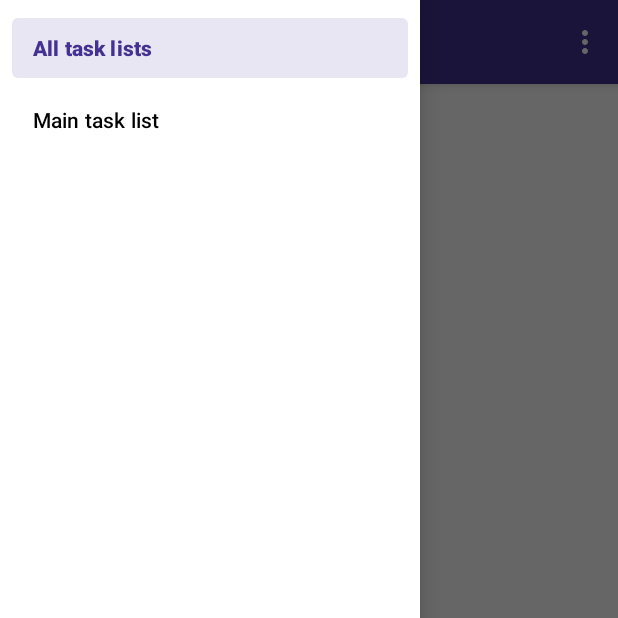
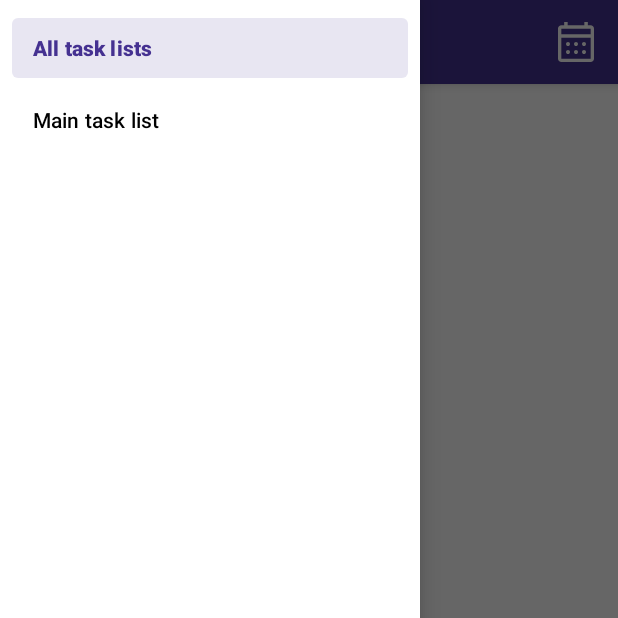
Before and after one commit to miskyy7507/nexttasks, an Android app: the screen it shows after launch (MainActivity), with the side drawer open, on a phone screen of 412 x 824 dp, the top half of it. Run offline under Robolectric (Android 15) with nearby library versions, the phone set to English and light mode, and no system bars; our stand-ins replace Room's generated code, navigation-ui.

Commit message:
Add toggle in app bar to switch between task list view and calendar view

```diff
--- /dev/null
+++ b/app/src/main/res/drawable/calendar_month_40dp.xml
@@ -0,0 +1,9 @@
+<vector xmlns:android="http://schemas.android.com/apk/res/android"
+    android:width="40dp"
+    android:height="40dp"
+    android:viewportWidth="960"
+    android:viewportHeight="960">
+  <path
+      android:pathData="M186.67,880q-27,0 -46.84,-19.83Q120,840.33 120,813.33v-600q0,-27 19.83,-46.83 19.84,-19.83 46.84,-19.83h56.66L243.33,80h70v66.67h333.34L646.67,80h70v66.67h56.66q27,0 46.84,19.83Q840,186.33 840,213.33v600q0,27 -19.83,46.84Q800.33,880 773.33,880L186.67,880ZM186.67,813.33h586.66v-420L186.67,393.33v420ZM186.67,326.67h586.66v-113.34L186.67,213.33v113.34ZM186.67,326.67v-113.34,113.34ZM480,560q-17,0 -28.5,-11.5T440,520q0,-17 11.5,-28.5T480,480q17,0 28.5,11.5T520,520q0,17 -11.5,28.5T480,560ZM320,560q-17,0 -28.5,-11.5T280,520q0,-17 11.5,-28.5T320,480q17,0 28.5,11.5T360,520q0,17 -11.5,28.5T320,560ZM640,560q-17,0 -28.5,-11.5T600,520q0,-17 11.5,-28.5T640,480q17,0 28.5,11.5T680,520q0,17 -11.5,28.5T640,560ZM480,720q-17,0 -28.5,-11.5T440,680q0,-17 11.5,-28.5T480,640q17,0 28.5,11.5T520,680q0,17 -11.5,28.5T480,720ZM320,720q-17,0 -28.5,-11.5T280,680q0,-17 11.5,-28.5T320,640q17,0 28.5,11.5T360,680q0,17 -11.5,28.5T320,720ZM640,720q-17,0 -28.5,-11.5T600,680q0,-17 11.5,-28.5T640,640q17,0 28.5,11.5T680,680q0,17 -11.5,28.5T640,720Z"
+      android:fillColor="#ffffff"/>
+</vector>
--- /dev/null
+++ b/app/src/main/res/drawable/checklist_40dp.xml
@@ -0,0 +1,9 @@
+<vector xmlns:android="http://schemas.android.com/apk/res/android"
+    android:width="40dp"
+    android:height="40dp"
+    android:viewportWidth="960"
+    android:viewportHeight="960">
+  <path
+      android:pathData="m222,750.67 l-142,-142L126.67,562l95,94.33 176,-176L444.33,528 222,750.67ZM222,430.67 L80,288.67L126.67,242l95,94.33 176,-176L444.33,208 222,430.67ZM520,673.33v-66.66h360v66.66L520,673.33ZM520,353.33v-66.66h360v66.66L520,353.33Z"
+      android:fillColor="#FFFFFF"/>
+</vector>
--- a/app/src/main/res/menu/main.xml
+++ b/app/src/main/res/menu/main.xml
@@ -2,8 +2,8 @@
 <menu xmlns:android="http://schemas.android.com/apk/res/android"
     xmlns:app="http://schemas.android.com/apk/res-auto">
     <item
-        android:id="@+id/action_settings"
-        android:orderInCategory="100"
-        android:title="@string/action_settings"
-        app:showAsAction="never" />
+        android:id="@+id/action_calendar_view_toggle"
+        android:icon="@drawable/calendar_month_40dp"
+        android:title="@string/calendar_view"
+        app:showAsAction="always" />
 </menu>
--- a/app/src/main/res/values/strings.xml
+++ b/app/src/main/res/values/strings.xml
@@ -63,4 +63,8 @@
     <string name="text_line_separator" translatable="false">·</string>
     <string name="task_name_view_template" translatable="false">[%1$s]</string>
     <string name="date_and_time_task_list_template" translatable="false">%1$s, %2$s</string>
+    <string name="calendar_view">Calendar View</string>
+    <!-- TODO: Remove or change this placeholder text -->
+    <string name="hello_blank_fragment">Hello blank fragment</string>
+    <string name="task_list_view">Task list view</string>
 </resources>
```
Also changed, not shown: app/src/main/java/com/mm/nexttasks/MainActivity.kt (+31 -3 lines), app/src/main/java/com/mm/nexttasks/ui/calendar/CalendarFragment.kt (added, +60 -0 lines), app/src/main/res/layout/fragment_calendar.xml (added, +14 -0 lines), 1 other file.
